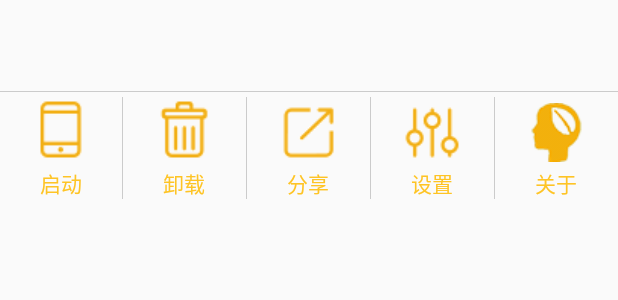
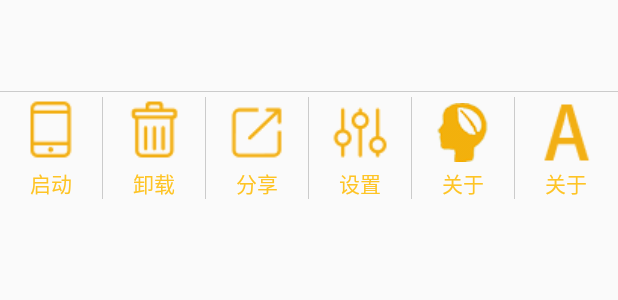
Before and after one commit to caijunyu1997/MobileGuard, an Android app: the layout item_appmanager_list.xml on its own in the app's theme, with its tools: preview values and no code run, on a phone screen of 412 x 824 dp. Shown: the top 300 px of the screen. Run offline under Robolectric (Android 15) with nearby library versions, the phone set to English and light mode, and no system bars.

Commit message:
软件管家模块添加活动按钮

```diff
--- a/app/src/main/java/cn/edu/gdmec/android/mobileguard/m4appmanager/adapter/AppManagerAdapter.java
+++ b/app/src/main/java/cn/edu/gdmec/android/mobileguard/m4appmanager/adapter/AppManagerAdapter.java
@@ -100,6 +100,7 @@ public class AppManagerAdapter extends BaseAdapter {
             viewHolder.mShareAppTV = (TextView) view.findViewById(R.id.tv_share_app);
             viewHolder.mUninstallTV = (TextView) view.findViewById(R.id.tv_uninstall_app);
             viewHolder.mAppOptionLL = (LinearLayout) view.findViewById(R.id.ll_option_app);
+            viewHolder.mActivityInfo = (TextView) view.findViewById(R.id.tv_activityicon_app);
             view.setTag(viewHolder);
         }
         if (appInfo != null){
@@ -120,6 +121,7 @@ public class AppManagerAdapter extends BaseAdapter {
             viewHolder.mShareAppTV.setOnClickListener(listener);
             viewHolder.mUninstallTV.setOnClickListener(listener);
             viewHolder.mAbouticonTV.setOnClickListener(listener);
+            viewHolder.mActivityInfo.setOnClickListener(listener);
         }
         return view;
     }
@@ -144,6 +146,7 @@ public class AppManagerAdapter extends BaseAdapter {
         TextView mAppLocationTV;
         TextView mAppSizeTV;
         TextView mAppNameTV;
+        TextView mActivityInfo;
         LinearLayout mAppOptionLL;
     }
     class MyClickListener implements View.OnClickListener{
@@ -175,6 +178,9 @@ public class AppManagerAdapter extends BaseAdapter {
                 case R.id.tv_abouticon_app:
                     EngineUtils.AbouticonAppDetail(context,appInfo);
                     break;
+                case R.id.tv_activityicon_app:
+                    EngineUtils.ActivityInfoDetail(context,appInfo);
+                    break;
             }
         }
     }
--- a/app/src/main/java/cn/edu/gdmec/android/mobileguard/m4appmanager/entity/AppInfo.java
+++ b/app/src/main/java/cn/edu/gdmec/android/mobileguard/m4appmanager/entity/AppInfo.java
@@ -27,8 +27,7 @@ public class AppInfo {
     public boolean isUserApp;
     /*是否选中 默认是false*/
     public boolean isSelected = false;
-    /*拿到App位置字符串/
-     */
+    /*拿到App位置字符串*/
     public String getAppLocation(boolean isInRoom){
         if (isInRoom){
             return "手机内存";
@@ -36,4 +35,6 @@ public class AppInfo {
             return "外部存储";
         }
     }
+    /*activityInfo*/
+    public String activityInfo;
 }
--- a/app/src/main/res/layout/item_appmanager_list.xml
+++ b/app/src/main/res/layout/item_appmanager_list.xml
@@ -94,6 +94,16 @@
             android:drawableTop="@drawable/abouticon_yellow_n"
             android:text="关于"
             />
+        <View
+            android:layout_width="1px"
+            android:layout_height="match_parent"
+            android:background="@color/black30"/>
+        <TextView
+            android:id="@+id/tv_activityicon_app"
+            style="@style/tvyellow14sp"
+            android:drawableTop="@drawable/activityicon_yellow_n"
+            android:text="关于"
+            />
     </LinearLayout>
 
 </LinearLayout>
```
Also changed, not shown: app/src/main/java/cn/edu/gdmec/android/mobileguard/m4appmanager/utils/AppInfoParser.java (+14 -6 lines), app/src/main/java/cn/edu/gdmec/android/mobileguard/m4appmanager/utils/EngineUtils.java (+21 -0 lines), app/src/main/res/drawable/activityicon_yellow_n.png (added).
